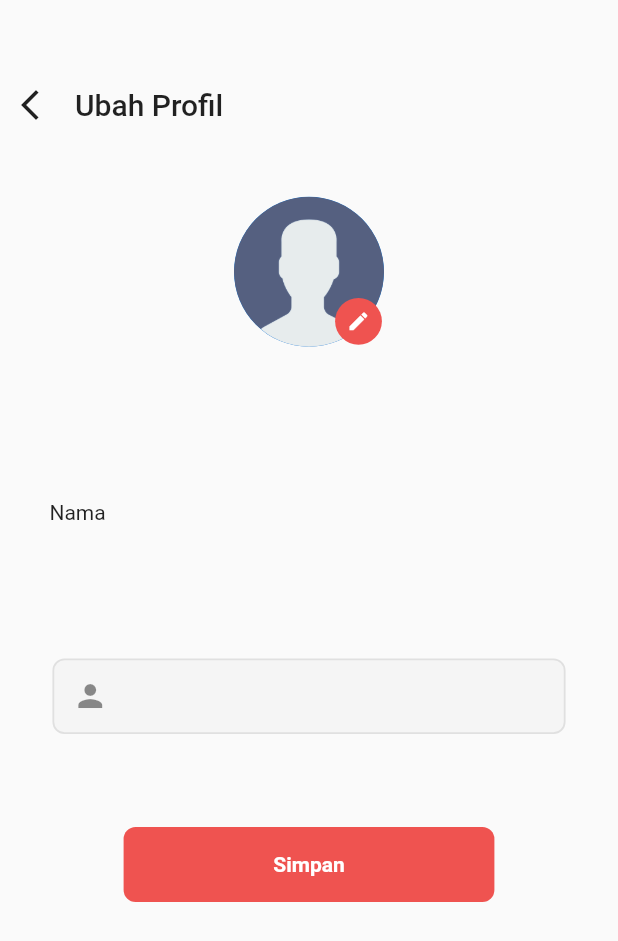
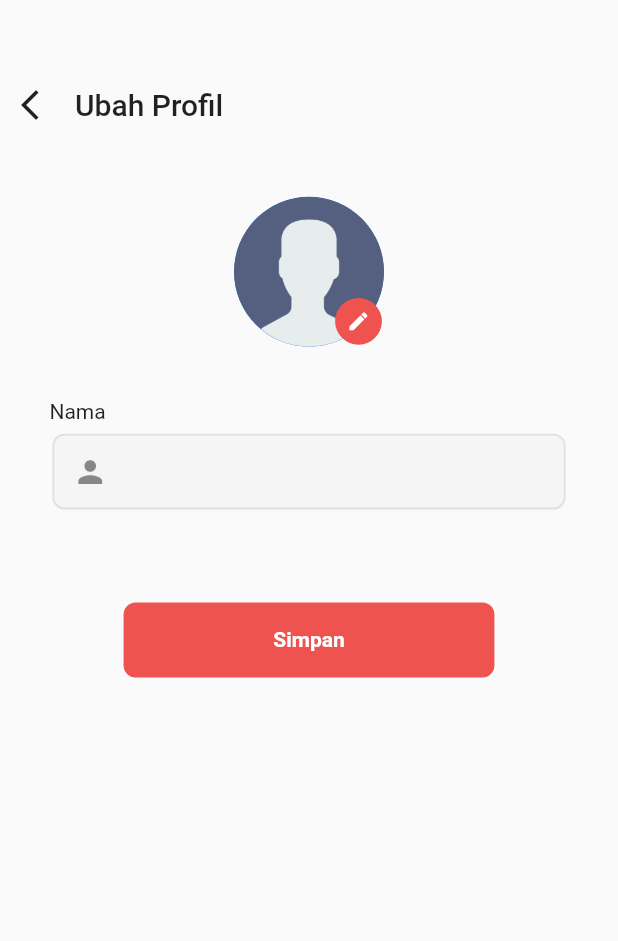
Before and after one commit to MaulanaAkbarF/E-DAMKAR_A2-A3, a Flutter app: the EditProfilePage screen opened directly, on a phone screen of 412 x 824 dp. Shown: the top 941 px of the screen. Run offline on Flutter 3.47's test engine with Material 2 defaults, Android fonts, the phone set to English and light mode, and no system bars; our stand-ins replace awesome_snackbar_content, carousel_slider, flutter_svg, fluttertoast, geocoding, geolocator and 6 more; missing offline and left inert: dart:ffi; accounts and stored records are empty; Roboto replaces fonts that are missing (font/inter_bold.ttf).

Commit message:
Update ubahProfil.dart

```diff
--- a/lib/pages/ubahProfil.dart
+++ b/lib/pages/ubahProfil.dart
@@ -97,10 +97,13 @@ class _EditProfilePageState extends State<EditProfilePage> {
                     ],
                   ),
                 ),
+                SizedBox(
+                  height: 15,
+                ),
                 Padding(
                   padding: EdgeInsets.symmetric(
-                      horizontal: paddingHorozontal2,
-                      vertical: paddingHorozontal4),
+                    horizontal: paddingHorozontal2,
+                  ),
                   child: Align(
                     alignment: FractionalOffset.topLeft,
                     child: Padding(
```
